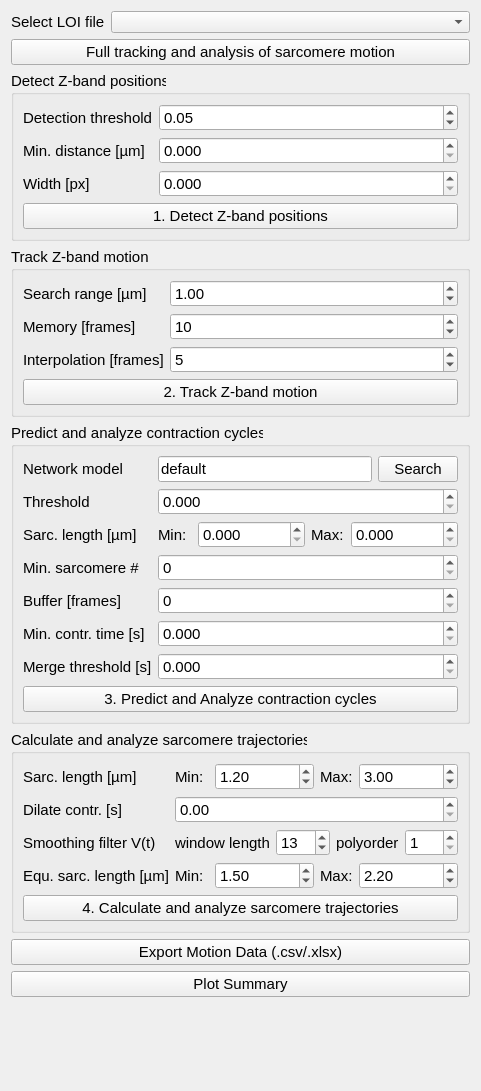
danihae/SarcAsM, file sarcasm_app/ui-files/parameters_motion_analysis.ui: the form before one commit.
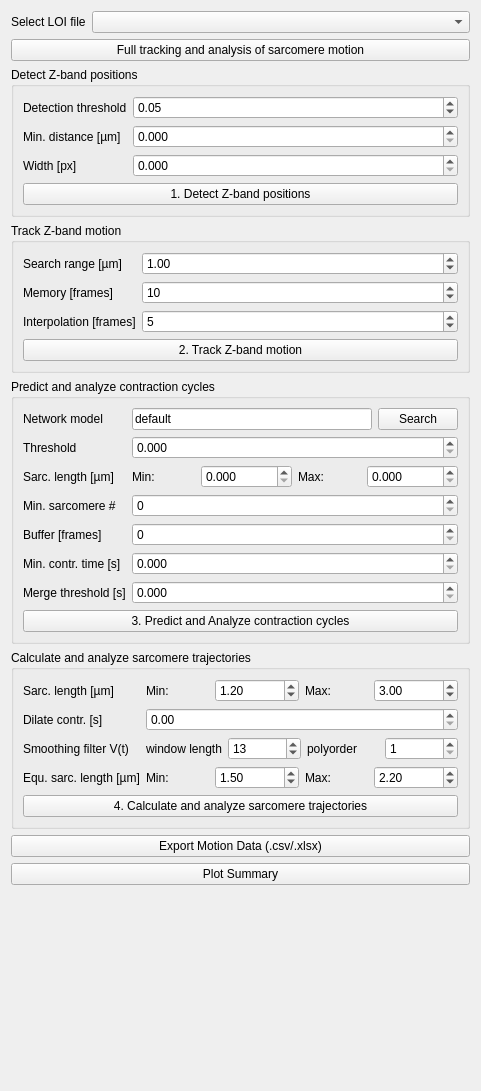
The form after the commit.

Commit message:
fix: make UI font sizing consistent across macOS/Windows/Linux
Removed hard-coded 11pt fonts from all Qt Designer forms and generated views
so widgets inherit the platform default, preventing oversized fonts on
high-DPI Windows and Linux. Also set HighDpiScaleFactorRoundingPolicy to
PassThrough, clamp initial window size to available screen geometry, and
consolidate status-label stylesheets so text color is no longer dropped by
subsequent setStyleSheet calls.

```diff
--- a/sarcasm_app/ui-files/parameters_motion_analysis.ui
+++ b/sarcasm_app/ui-files/parameters_motion_analysis.ui
@@ -16,11 +16,6 @@
   <layout class="QFormLayout" name="formLayout">
    <item row="2" column="0">
     <widget class="QLabel" name="label_10">
-     <property name="font">
-      <font>
-       <pointsize>11</pointsize>
-      </font>
-     </property>
      <property name="text">
       <string>Select LOI file</string>
      </property>
@@ -35,12 +30,6 @@
    </item>
    <item row="5" column="0" colspan="2">
     <widget class="QGroupBox" name="groupBox_2">
-     <property name="font">
-      <font>
-       <pointsize>11</pointsize>
-       <bold>false</bold>
-      </font>
-     </property>
      <property name="title">
       <string>Track Z-band motion</string>
      </property>
@@ -138,22 +127,12 @@
    </item>
    <item row="6" column="0" colspan="2">
     <widget class="QGroupBox" name="groupBox_3">
-     <property name="font">
-      <font>
-       <pointsize>11</pointsize>
-      </font>
-     </property>
      <property name="title">
       <string>Predict and analyze contraction cycles</string>
      </property>
      <layout class="QFormLayout" name="formLayout_4">
       <item row="0" column="0">
        <widget class="QLabel" name="label_3">
-        <property name="font">
-         <font>
-          <pointsize>11</pointsize>
-         </font>
-        </property>
         <property name="toolTip">
          <string>Neural network parameters (.pt file)</string>
         </property>
@@ -367,11 +346,6 @@
    </item>
    <item row="7" column="0" colspan="2">
     <widget class="QGroupBox" name="groupBox_4">
-     <property name="font">
-      <font>
-       <pointsize>11</pointsize>
-      </font>
-     </property>
      <property name="title">
       <string>Calculate and analyze sarcomere trajectories</string>
      </property>
@@ -600,11 +574,6 @@
    </item>
    <item row="9" column="0" colspan="2">
     <widget class="QPushButton" name="btn_plot_summary">
-     <property name="font">
-      <font>
-       <pointsize>11</pointsize>
-      </font>
-     </property>
      <property name="text">
       <string>Plot Summary</string>
      </property>
@@ -612,11 +581,6 @@
    </item>
    <item row="8" column="0" colspan="2">
     <widget class="QPushButton" name="btn_export_motion_data">
-     <property name="font">
-      <font>
-       <pointsize>11</pointsize>
-      </font>
-     </property>
      <property name="text">
       <string>Export Motion Data (.csv/.xlsx)</string>
      </property>
@@ -624,11 +588,6 @@
    </item>
    <item row="3" column="0" colspan="2">
     <widget class="QPushButton" name="btn_analyze_motion">
-     <property name="font">
-      <font>
-       <pointsize>11</pointsize>
-      </font>
-     </property>
      <property name="toolTip">
       <string>execute all of the below functions(check the parameters before)</string>
      </property>
@@ -639,11 +598,6 @@
    </item>
    <item row="4" column="0" colspan="2">
     <widget class="QGroupBox" name="groupBox">
-     <property name="font">
-      <font>
-       <pointsize>11</pointsize>
-      </font>
-     </property>
      <property name="title">
       <string>Detect Z-band positions</string>
      </property>
```
The commit also changes 11 other files.
